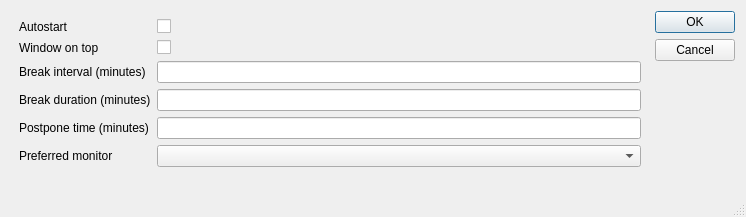
The window that app/settingsdialog.ui (qbreak-app/qbreak) describes before a commit, drawn with Qt 5.
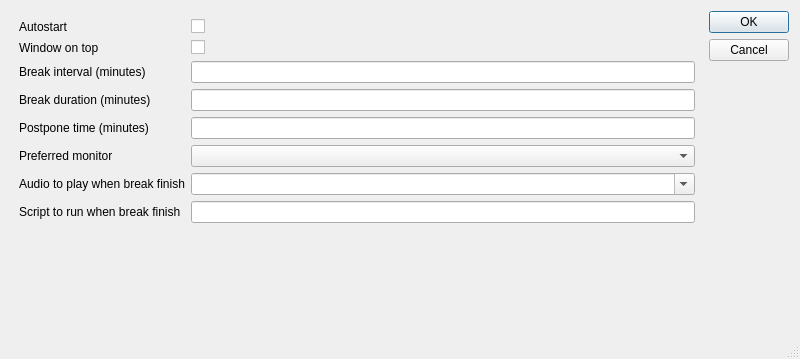
The same window after the commit.

Commit message: - first audio notification

Patch:
```diff
--- a/app/settingsdialog.ui
+++ b/app/settingsdialog.ui
@@ -6,14 +6,14 @@
    <rect>
     <x>0</x>
     <y>0</y>
-    <width>746</width>
-    <height>217</height>
+    <width>800</width>
+    <height>359</height>
    </rect>
   </property>
   <property name="minimumSize">
    <size>
     <width>746</width>
-    <height>167</height>
+    <height>220</height>
    </size>
   </property>
   <property name="maximumSize">
@@ -114,6 +114,30 @@
      <item row="6" column="1">
       <widget class="QComboBox" name="mPreferredMonitorCombobox"/>
      </item>
+     <item row="8" column="0">
+      <widget class="QLabel" name="label_7">
+       <property name="text">
+        <string>Audio to play when break finish</string>
+       </property>
+      </widget>
+     </item>
+     <item row="8" column="1">
+      <widget class="QComboBox" name="mAudioComboBox">
+       <property name="editable">
+        <bool>true</bool>
+       </property>
+      </widget>
+     </item>
+     <item row="9" column="0">
+      <widget class="QLabel" name="label_8">
+       <property name="text">
+        <string>Script to run when break finish</string>
+       </property>
+      </widget>
+     </item>
+     <item row="9" column="1">
+      <widget class="QLineEdit" name="mScriptEdit"/>
+     </item>
     </layout>
    </item>
    <item>
```
The commit also changes 8 other files.
